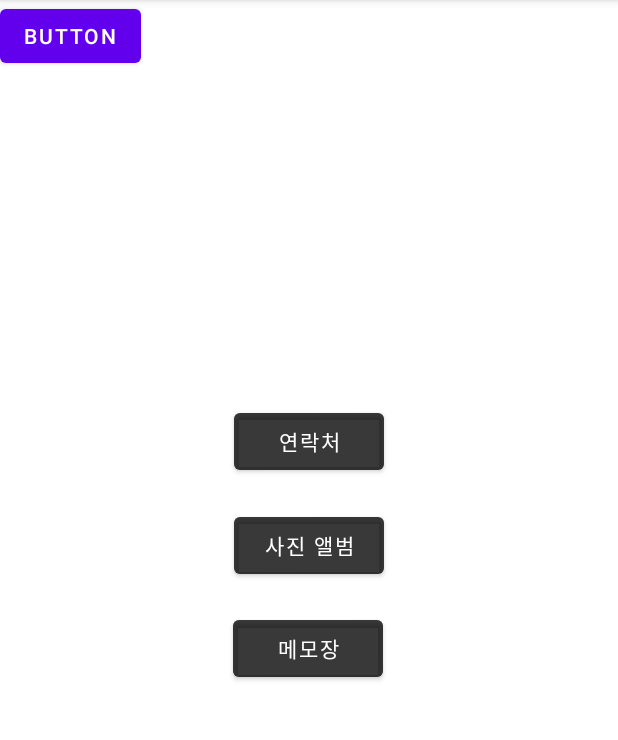
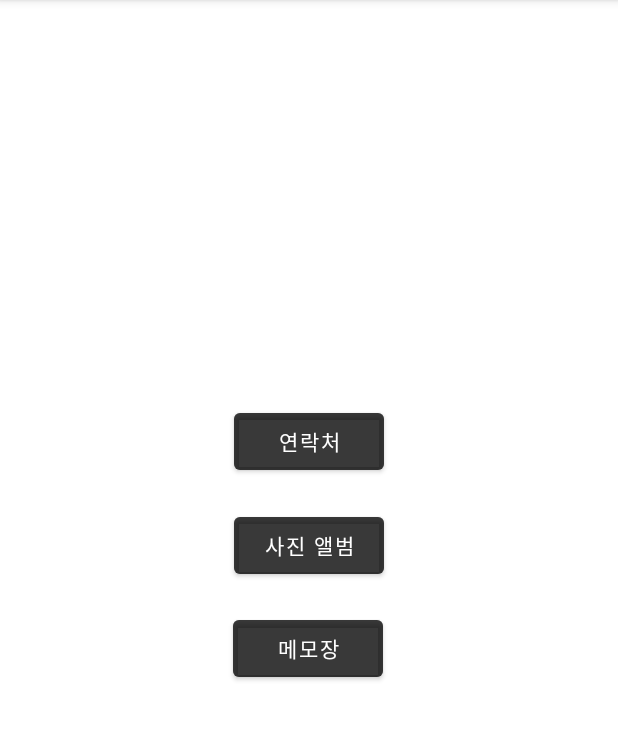
Before and after one commit to Jihyun03/madcamp_android, an Android app: the screen it shows after launch (MainActivity), on a phone screen of 412 x 824 dp, the part 84-824 px from its top. Run offline under Robolectric (Android 15) with nearby library versions, the phone set to English and light mode, and no system bars.

Commit message:
임의 버튼 추가했던 것 다시 제거

```diff
--- a/app/src/main/res/layout/activity_main.xml
+++ b/app/src/main/res/layout/activity_main.xml
@@ -56,13 +56,5 @@
         app:layout_constraintStart_toStartOf="parent"
         app:layout_constraintTop_toBottomOf="@+id/btn_photo_book" />
 
-    <Button
-        android:id="@+id/button"
-        android:layout_width="wrap_content"
-        android:layout_height="wrap_content"
-        android:text="Button"
-        tools:layout_editor_absoluteX="156dp"
-        tools:layout_editor_absoluteY="186dp" />
-
 
 </androidx.constraintlayout.widget.ConstraintLayout>
```
